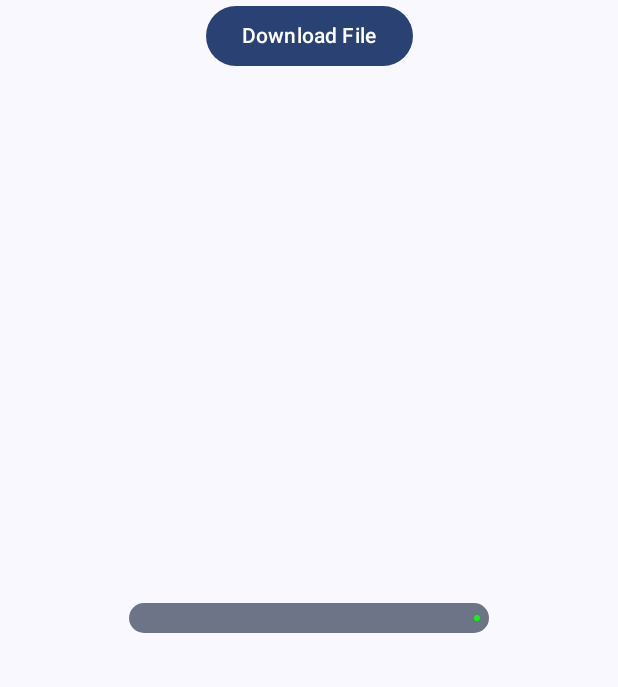
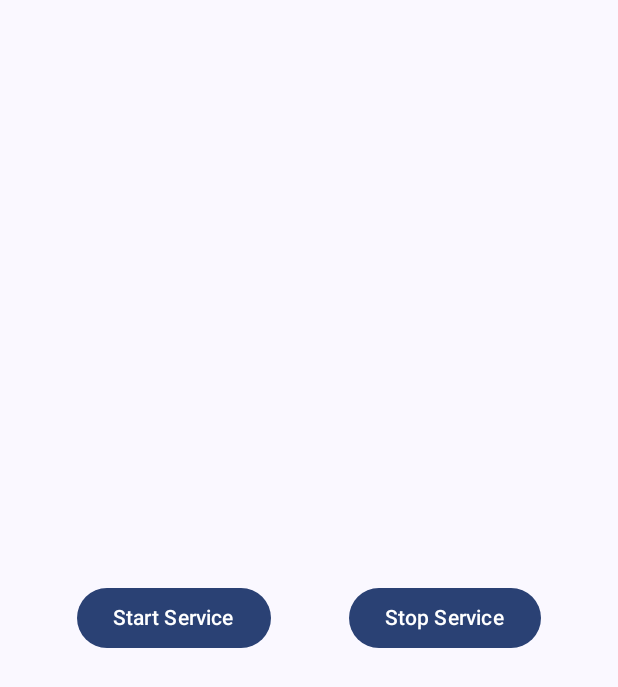
Before and after one commit to kamathavan/SimpleBackgroundService, an Android app built with Jetpack Compose: the screen it shows after launch (MainActivity before the commit, BackGroundServiceActivity after it), on a phone screen of 412 x 824 dp. Shown: the top 687 px of the screen. Run offline under Robolectric (Android 15) with nearby library versions, the phone set to English and light mode, and no system bars.

Commit message:
Background Service: created simple background services

```diff
--- a/app/build.gradle.kts
+++ b/app/build.gradle.kts
@@ -59,9 +59,14 @@ dependencies {
     implementation("androidx.compose.ui:ui-graphics")
     implementation("androidx.compose.ui:ui-tooling-preview")
     implementation("androidx.compose.material3:material3")
+    implementation(platform("androidx.compose:compose-bom:2023.03.00"))
     testImplementation("junit:junit:4.13.2")
     androidTestImplementation("androidx.test.ext:junit:1.1.5")
     androidTestImplementation("androidx.test.espresso:espresso-core:3.5.1")
     androidTestImplementation(platform("androidx.compose:compose-bom:2023.03.00"))
+    androidTestImplementation(platform("androidx.compose:compose-bom:2023.03.00"))
+    androidTestImplementation("androidx.compose.ui:ui-test-junit4")
+    debugImplementation("androidx.compose.ui:ui-tooling")
+    debugImplementation("androidx.compose.ui:ui-test-manifest")
 
 }
--- /dev/null
+++ b/app/src/main/java/com/simple/simpleforgroundservice/BackGroundServiceActivity.kt
@@ -0,0 +1,83 @@
+package com.simple.simpleforgroundservice
+
+import android.content.Intent
+import android.os.Bundle
+import androidx.activity.ComponentActivity
+import androidx.activity.compose.setContent
+import androidx.compose.foundation.layout.Arrangement
+import androidx.compose.foundation.layout.Row
+import androidx.compose.foundation.layout.fillMaxSize
+import androidx.compose.material3.Button
+import androidx.compose.material3.MaterialTheme
+import androidx.compose.material3.Surface
+import androidx.compose.material3.Text
+import androidx.compose.runtime.Composable
+import androidx.compose.ui.Alignment
+import androidx.compose.ui.Modifier
+import androidx.compose.ui.tooling.preview.Preview
+import com.simple.simpleforgroundservice.backgroundservice.BackgroundService
+import com.simple.simpleforgroundservice.ui.theme.SimpleForgroundServiceTheme
+
+class BackGroundServiceActivity : ComponentActivity() {
+    override fun onCreate(savedInstanceState: Bundle?) {
+        super.onCreate(savedInstanceState)
+        setContent {
+            SimpleForgroundServiceTheme {
+                // A surface container using the 'background' color from the theme
+                Surface(
+                    modifier = Modifier.fillMaxSize(),
+                    color = MaterialTheme.colorScheme.background
+                ) {
+                    BackGroundServiceButton(
+                        startService = {
+                            Intent(this, BackgroundService::class.java).also {
+                                startService(it)
+                            }
+                        },
+                        stopService = {
+                            Intent(this, BackgroundService::class.java).also {
+                                stopService(it)
+                            }
+                        }
+                    )
+                }
+            }
+        }
+    }
+}
+
+@Composable
+fun BackGroundServiceButton(startService: () -> Unit, stopService: () -> Unit) {
+    Row(
+        modifier = Modifier.fillMaxSize(),
+        horizontalArrangement = Arrangement.SpaceEvenly,
+        verticalAlignment = Alignment.CenterVertically
+    ) {
+        Button(onClick = {
+            startService.invoke()
+        }) {
+            Text(text = "Start Service")
+        }
+        Button(onClick = {
+            stopService.invoke()
+        }) {
+            Text(text = "Stop Service")
+        }
+    }
+}
+
+@Composable
+fun Greeting2(name: String, modifier: Modifier = Modifier) {
+    Text(
+        text = "Hello $name!",
+        modifier = modifier
+    )
+}
+
+@Preview(showBackground = true)
+@Composable
+fun GreetingPreview2() {
+    SimpleForgroundServiceTheme {
+        Greeting2("Android")
+    }
+}
--- a/app/src/main/res/values/strings.xml
+++ b/app/src/main/res/values/strings.xml
@@ -1,3 +1,4 @@
 <resources>
     <string name="app_name">SimpleForgroundService</string>
+    <string name="title_activity_back_ground_service">BackGroundServiceActivity</string>
 </resources>
--- a/app/src/main/res/values/themes.xml
+++ b/app/src/main/res/values/themes.xml
@@ -1,5 +1,4 @@
 <?xml version="1.0" encoding="utf-8"?>
 <resources>
-
     <style name="Theme.SimpleForgroundService" parent="android:Theme.Material.Light.NoActionBar" />
 </resources>
```
Also changed, not shown: app/src/main/AndroidManifest.xml (+22 -6 lines), app/src/main/java/com/simple/simpleforgroundservice/backgroundservice/BackgroundService.kt (added, +46 -0 lines).
